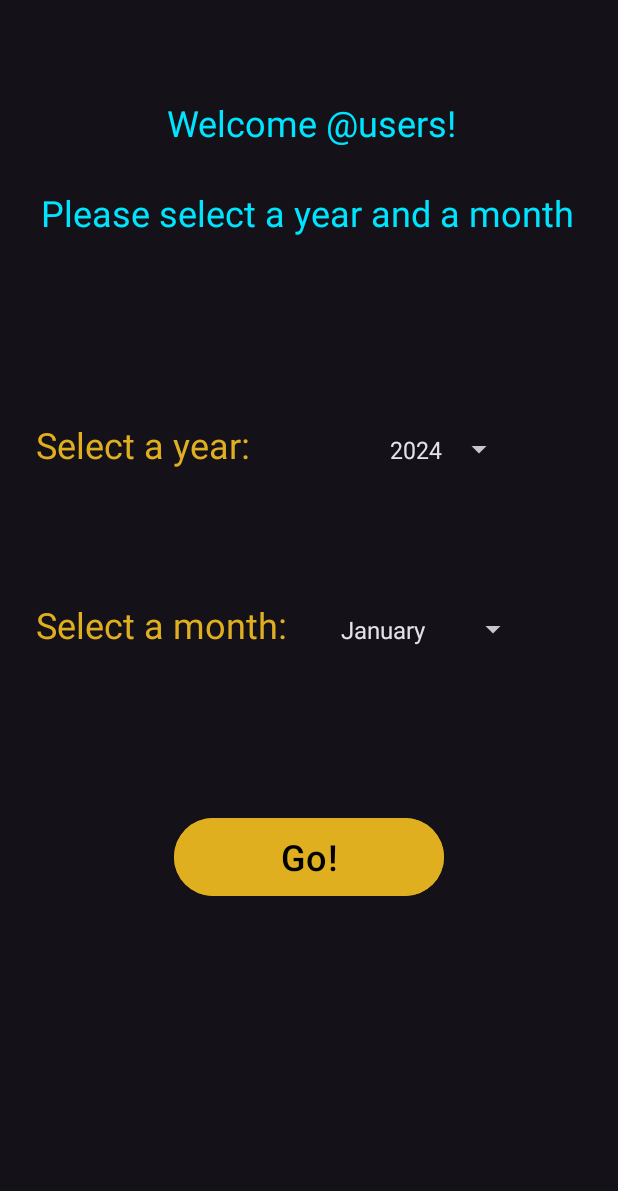
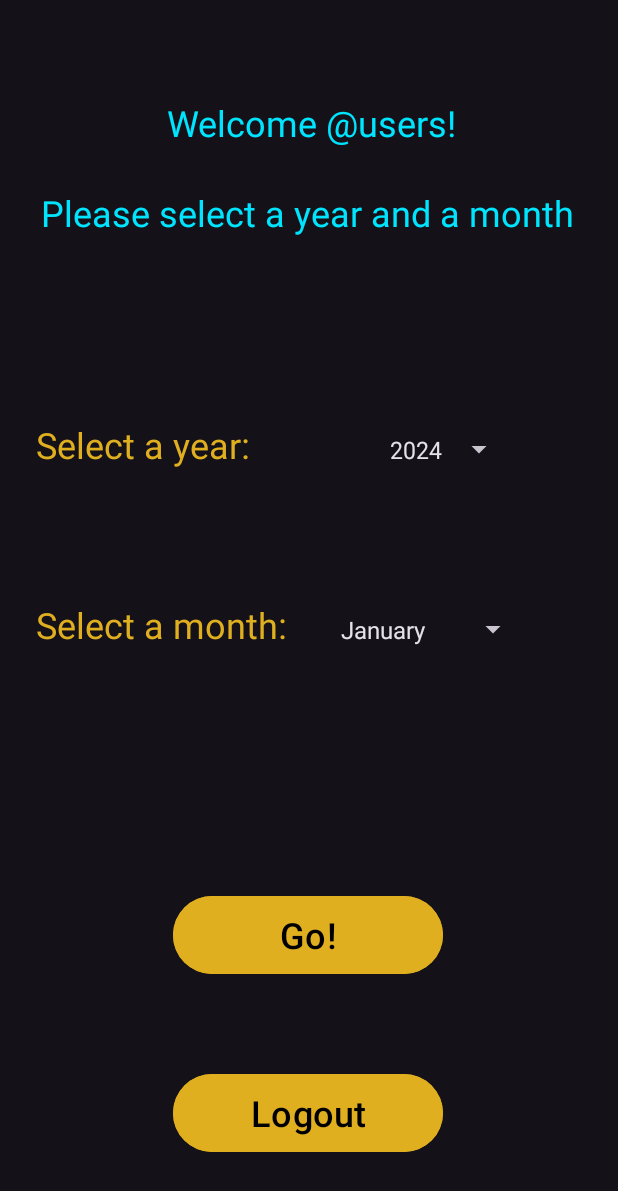
Before and after one commit to welgammal295/ProfitandLoss, an Android app: the screen it shows after launch (MainMenu), after a tap on "Login", on a phone screen of 412 x 824 dp. Shown: the top 1191 px of the screen. Run offline under Robolectric (Android 15) with nearby library versions, the phone set to English and light mode, and no system bars.

Commit message:
Created Logout button from Main Menu to Login page

```diff
--- a/app/src/main/java/com/welgammal/walid/profitandloss/MainActivity.java
+++ b/app/src/main/java/com/welgammal/walid/profitandloss/MainActivity.java
@@ -8,6 +8,7 @@ import android.content.LocusId;
 import android.os.Bundle;
 import android.util.Log;
 import android.view.View;
+import android.widget.Button;
 import android.widget.Toast;
 
 import com.welgammal.walid.profitandloss.Calc.Calculations;
@@ -65,6 +66,7 @@ public class MainActivity extends AppCompatActivity {
                 updateDisplay();
             }
         });
+
     }
     static Intent mainActivityFactory(Context context) {
         return new Intent(context, MainActivity.class);
--- a/app/src/main/java/com/welgammal/walid/profitandloss/MainMenu.java
+++ b/app/src/main/java/com/welgammal/walid/profitandloss/MainMenu.java
@@ -119,6 +119,14 @@ public class MainMenu extends AppCompatActivity {
                 startActivity(intent);
             }
         });
+
+        //Logout Button Listener
+        binding.logoutButton.setOnClickListener(new View.OnClickListener() {
+            @Override
+            public void onClick(View v) {
+                logoutUser();
+            }
+        });
     }
 
 
@@ -132,11 +140,21 @@ public class MainMenu extends AppCompatActivity {
  * hint: use putExtra to pass userID, year and month
  * */
 
-        static Intent mainMenuFactory(Context context, int userId) {
-        Intent intent = new Intent(context, MainMenu.class);
-        intent.putExtra(MAIN_MENU_ACTIVITY_USER_ID, userId);
-        return intent;
+    static Intent mainMenuFactory(Context context, int userId) {
+    Intent intent = new Intent(context, MainMenu.class);
+    intent.putExtra(MAIN_MENU_ACTIVITY_USER_ID, userId);
+    return intent;
+    }
+
+    //method for logout button
+    private void logoutUser(){
+        //TODO: clear or save data here
+
+        //Back to login page
+        Intent intent = new Intent(getApplicationContext(), LoginActivity.class);
+        startActivity(intent);
+        finish();
     }
 
 
-    }
+}
--- a/app/src/main/res/layout/activity_main_menu.xml
+++ b/app/src/main/res/layout/activity_main_menu.xml
@@ -98,21 +98,41 @@
         app:layout_constraintTop_toBottomOf="@+id/selectYearLabelTextView" />
 
     <Button
+        android:id="@+id/logoutButton"
+        android:layout_width="180dp"
+        android:layout_height="60dp"
+        android:layout_marginBottom="52dp"
+        android:backgroundTint="@color/light_orange"
+        android:gravity="center"
+        android:shadowColor="@color/material_dynamic_secondary90"
+        android:text="@string/logout"
+        android:textColor="@color/black"
+        android:textSize="24sp"
+        app:layout_constraintBottom_toBottomOf="parent"
+        app:layout_constraintEnd_toEndOf="parent"
+        app:layout_constraintHorizontal_bias="0.497"
+        app:layout_constraintStart_toStartOf="parent" />
+
+
+
+    <Button
         android:id="@+id/goButton"
         android:layout_width="180dp"
         android:layout_height="60dp"
+        android:layout_marginTop="216dp"
         android:backgroundTint="@color/light_orange"
         android:gravity="center"
         android:shadowColor="@color/material_dynamic_secondary90"
         android:text="@string/go"
         android:textColor="@color/black"
         android:textSize="24sp"
-        app:layout_constraintBottom_toBottomOf="parent"
+        app:layout_constraintBottom_toTopOf="@+id/logoutButton"
         app:layout_constraintEnd_toEndOf="parent"
+        app:layout_constraintHorizontal_bias="0.497"
         app:layout_constraintStart_toStartOf="parent"
         app:layout_constraintTop_toBottomOf="@id/years" />
 
- />
+    />
 
 
 </androidx.constraintlayout.widget.ConstraintLayout>
--- a/app/src/main/res/values/strings.xml
+++ b/app/src/main/res/values/strings.xml
@@ -25,6 +25,7 @@
     <string name="password">password</string>
     <string name="Login">Login</string>
     <string name="lfoot_msg">Measure your business\'s sucess</string>
+    <string name="logout">Logout</string>
     <string-array name="yearsList">
         <item>2024</item>
         <item>2025</item>
```
Lines whose indentation alone changed are shown as unchanged.
